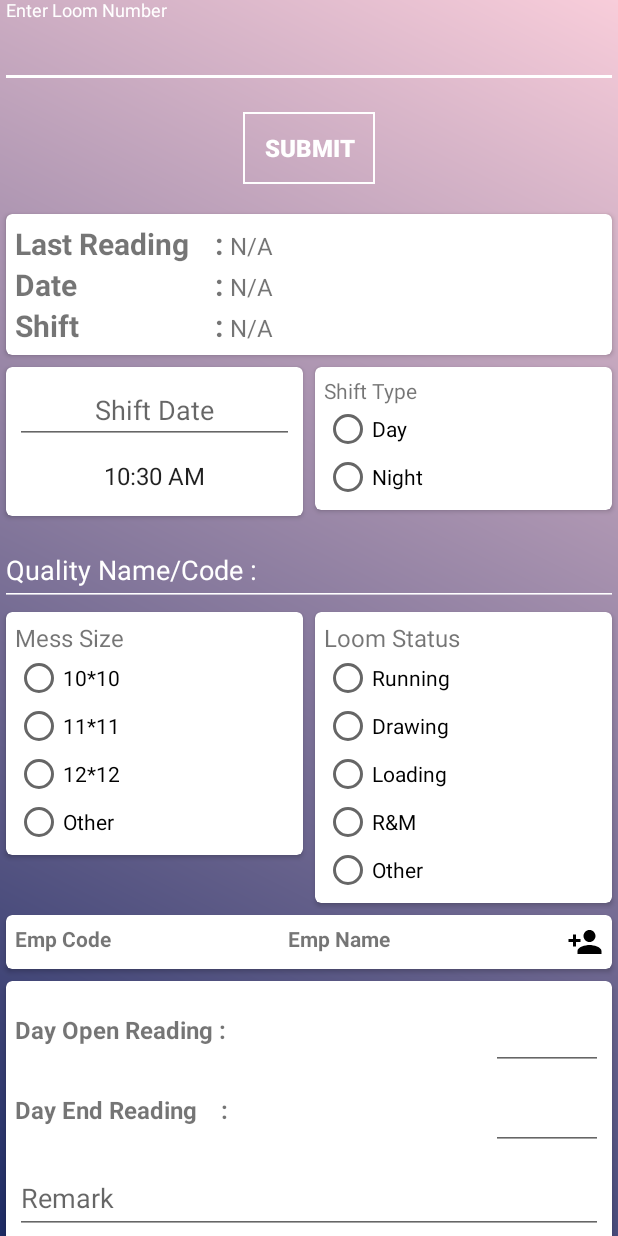
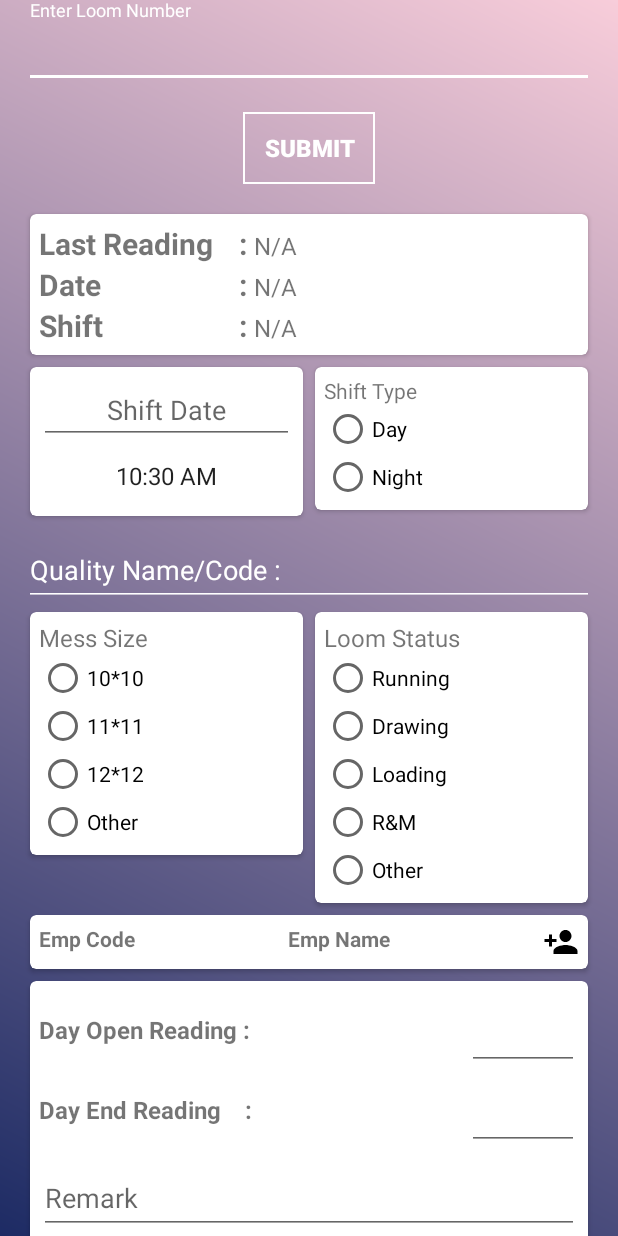
Before and after one commit to xlogix/CP2-android, an Android app: the layout content_main.xml on its own in the app's theme, with its tools: preview values and no code run, on a phone screen of 412 x 824 dp. Run offline under Robolectric (Android 15) with nearby library versions, the phone set to English and light mode, and no system bars.

Commit message:
Minor update.

```diff
--- a/app/src/main/res/layout/card_view_emp_details_listview.xml
+++ b/app/src/main/res/layout/card_view_emp_details_listview.xml
@@ -7,39 +7,45 @@
     android:layout_margin="4dp"
     app:cardCornerRadius="4dp"
     app:contentPadding="6dp">
-    <LinearLayout xmlns:android="http://schemas.android.com/apk/res/android"
+
+    <LinearLayout
         android:layout_width="match_parent"
         android:layout_height="wrap_content"
         android:orientation="vertical"
-                  android:weightSum="2"
-    >
-        <LinearLayout xmlns:android="http://schemas.android.com/apk/res/android"
+        android:weightSum="2">
+
+        <LinearLayout
             android:layout_width="match_parent"
             android:layout_height="wrap_content"
             android:orientation="horizontal"
-                      android:weightSum="2"
-        >
-            <TextView android:layout_width="wrap_content" android:layout_height="wrap_content"
+            android:weightSum="2">
+
+            <TextView
+                android:layout_width="wrap_content"
+                android:layout_height="wrap_content"
                 android:layout_weight="1"
                 android:text="Emp Code"
-                      android:textStyle="bold"
-            />
-            <TextView android:layout_width="wrap_content" android:layout_height="wrap_content"
+                android:textStyle="bold" />
+
+            <TextView
+                android:layout_width="wrap_content"
+                android:layout_height="wrap_content"
                 android:layout_weight="1"
                 android:text="Emp Name"
-                      android:textStyle="bold"
-            />
-            <ImageButton android:id="@+id/btn_add_emp"
+                android:textStyle="bold" />
+
+            <ImageButton
+                android:id="@+id/btn_add_emp"
                 android:layout_width="wrap_content"
                 android:layout_height="wrap_content"
                 android:background="?selectableItemBackgroundBorderless"
                 android:filterTouchesWhenObscured="true"
-                         android:src="@drawable/ic_person_add_black_24dp"/>
+                android:src="@drawable/ic_person_add_black_24dp" />
+        </LinearLayout>
 
-        </LinearLayout>
-        <ListView android:id="@+id/list_view"
+        <ListView
+            android:id="@+id/list_view"
             android:layout_width="match_parent"
-                  android:layout_height="wrap_content"
-        />
+            android:layout_height="wrap_content" />
     </LinearLayout>
 </android.support.v7.widget.CardView>
--- a/app/src/main/res/layout/content_main.xml
+++ b/app/src/main/res/layout/content_main.xml
@@ -5,6 +5,8 @@
     android:layout_width="match_parent"
     android:layout_height="match_parent"
     android:background="@drawable/gradient_main"
+    android:paddingEnd="16dp"
+    android:paddingStart="16dp"
     app:layout_behavior="@string/appbar_scrolling_view_behavior"
     tools:context="xyz.fnplus.clientproject.ui.MainActivity"
     tools:showIn="@layout/activity_main">
@@ -92,8 +94,6 @@
                 android:layout_width="match_parent"
                 android:layout_height="match_parent"
                 android:layout_marginBottom="48dp"
-                android:layout_marginEnd="16dp"
-                android:layout_marginStart="16dp"
                 android:layout_marginTop="16dp">
 
                 <android.support.v7.widget.AppCompatButton
```
Also changed, not shown: app/src/main/java/xyz/fnplus/clientproject/ui/MainActivity.java (+35 -28 lines). Lines whose indentation alone changed are shown as unchanged.
